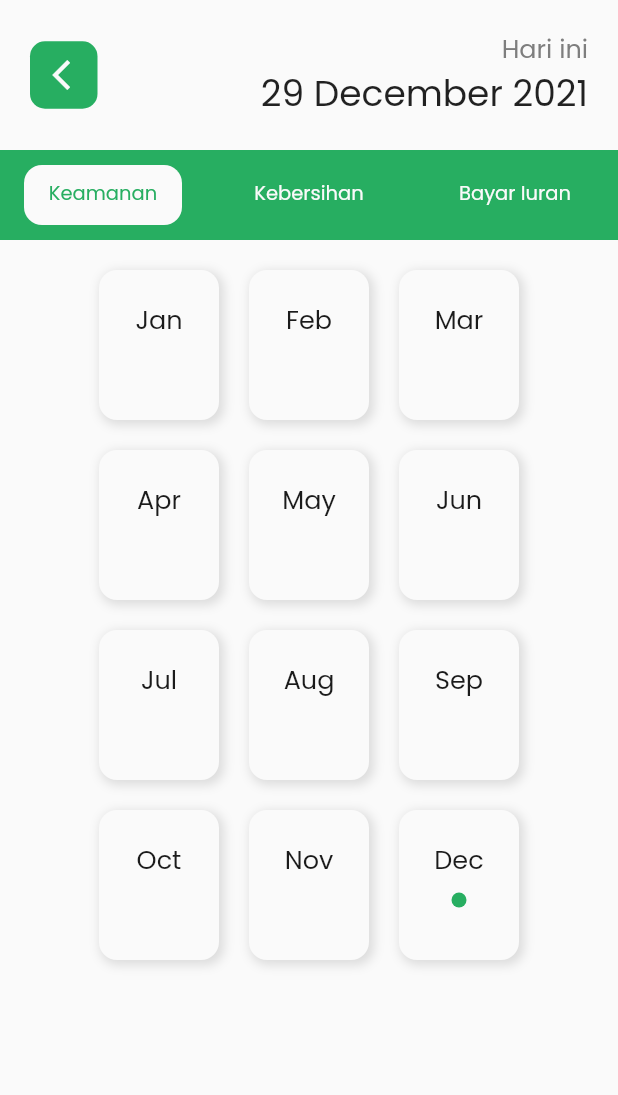
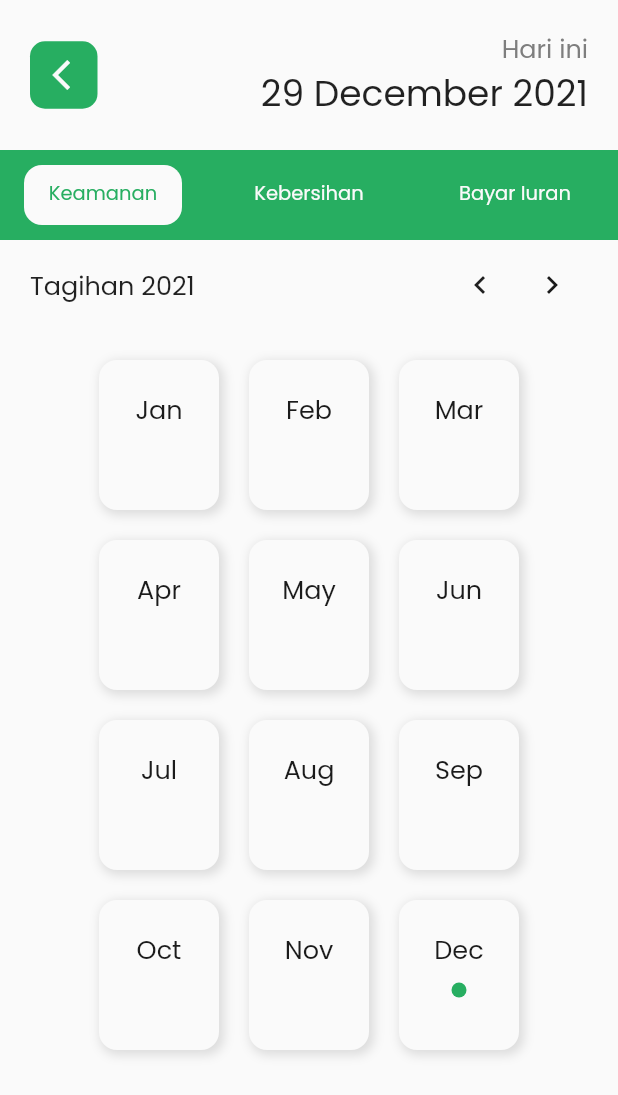
Before and after one commit to ariobramantyo/halowarga, a Flutter app: the DetailTagihanPengurus screen opened directly, on a phone screen of 412 x 824 dp. Shown: the top 1095 px of the screen. Run offline on Flutter 3.47's test engine with Material 2 defaults, Android fonts, the phone set to English and light mode, and no system bars; our stand-ins replace cloud_firestore, firebase_auth, firebase_core, flutter_datetime_picker, flutter_easyloading, flutter_svg and 1 more; accounts and stored records are empty.

Commit message:
create year options in monthly payment for admin

```diff
--- /dev/null
+++ b/lib/controller/year_controller.dart
@@ -0,0 +1,22 @@
+import 'package:get/get.dart';
+import 'package:intl/intl.dart';
+
+class YearController extends GetxController {
+  var year = int.parse(DateFormat('yyyy').format(DateTime.now())).obs;
+
+  void increaseYear() {
+    if (year.value !=
+        int.parse(DateFormat('yyyy').format(DateTime.now())) + 1) {
+      year++;
+    }
+  }
+
+  void decreaseYear() {
+    year--;
+  }
+
+  bool isMaxYear() {
+    return year.value ==
+        int.parse(DateFormat('yyyy').format(DateTime.now())) + 1;
+  }
+}
--- a/lib/views/pengurus/detail_tagihan_pengurus.dart
+++ b/lib/views/pengurus/detail_tagihan_pengurus.dart
@@ -1,6 +1,7 @@
 import 'package:flutter/material.dart';
 import 'package:get/get.dart';
 import 'package:halowarga/const/colors.dart';
+import 'package:halowarga/controller/year_controller.dart';
 import 'package:halowarga/views/pengurus/detail_iuran_perbulan.dart';
 import 'package:intl/intl.dart';
 
@@ -33,6 +34,8 @@ class _DetailTagihanPengurusState extends State<DetailTagihanPengurus>
     'December'
   ];
 
+  final _yearController = Get.put(YearController());
+
   @override
   void initState() {
     super.initState();
@@ -52,11 +55,14 @@ class _DetailTagihanPengurusState extends State<DetailTagihanPengurus>
 
   Widget monthCard(String month, String tabName) {
     return GestureDetector(
-      onTap: () => Get.to(() => DetailIuranPerbulan(
-            tabName: tabName,
-            month: month,
-            year: '2021',
-          )),
+      onTap: () {
+        Get.to(() => DetailIuranPerbulan(
+              tabName: tabName,
+              month: month,
+              year: _yearController.year.toString(),
+            ));
+        print(_yearController.year);
+      },
       child: Container(
         height: 100,
         width: 80,
@@ -184,6 +190,41 @@ class _DetailTagihanPengurusState extends State<DetailTagihanPengurus>
                 ],
               ),
             ),
+            Container(
+              height: 60,
+              width: double.infinity,
+              padding: EdgeInsets.symmetric(horizontal: 20),
+              color: AppColor.white,
+              child: Row(
+                mainAxisAlignment: MainAxisAlignment.spaceBetween,
+                children: [
+                  Obx(() => Text(
+                        'Tagihan ${_yearController.year.value}',
+                        style: TextStyle(
+                            fontSize: 17, fontWeight: FontWeight.w500),
+                      )),
+                  Row(
+                    children: [
+                      IconButton(
+                          onPressed: () => _yearController.decreaseYear(),
+                          padding: EdgeInsets.zero,
+                          icon: Icon(Icons.chevron_left)),
+                      Obx(
+                        () => IconButton(
+                            onPressed: () => _yearController.increaseYear(),
+                            padding: EdgeInsets.zero,
+                            icon: Icon(
+                              Icons.chevron_right,
+                              color: _yearController.isMaxYear()
+                                  ? AppColor.secondaryText
+                                  : AppColor.black,
+                            )),
+                      )
+                    ],
+                  )
+                ],
+              ),
+            ),
             Expanded(
                 child: Container(
               padding: EdgeInsets.fromLTRB(20, 0, 20, 0),
@@ -203,6 +244,7 @@ class _DetailTagihanPengurusState extends State<DetailTagihanPengurus>
                               .map<Widget>(
                                   (month) => monthCard(month, 'Keamanan'))
                               .toList()),
+                      SizedBox(height: 20),
                     ],
                   ),
                   // tab kebersihan
@@ -218,6 +260,7 @@ class _DetailTagihanPengurusState extends State<DetailTagihanPengurus>
                               .map<Widget>(
                                   (month) => monthCard(month, 'Kebersihan'))
                               .toList()),
+                      SizedBox(height: 20),
                     ],
                   ),
                   // tab iuran bulanab
@@ -233,6 +276,7 @@ class _DetailTagihanPengurusState extends State<DetailTagihanPengurus>
                               .map<Widget>(
                                   (month) => monthCard(month, 'Iuran Bulanan'))
                               .toList()),
+                      SizedBox(height: 20),
                     ],
                   ),
                 ],
```
Also changed, not shown: lib/views/pengurus/detail_iuran_perbulan.dart (+36 -12 lines).
